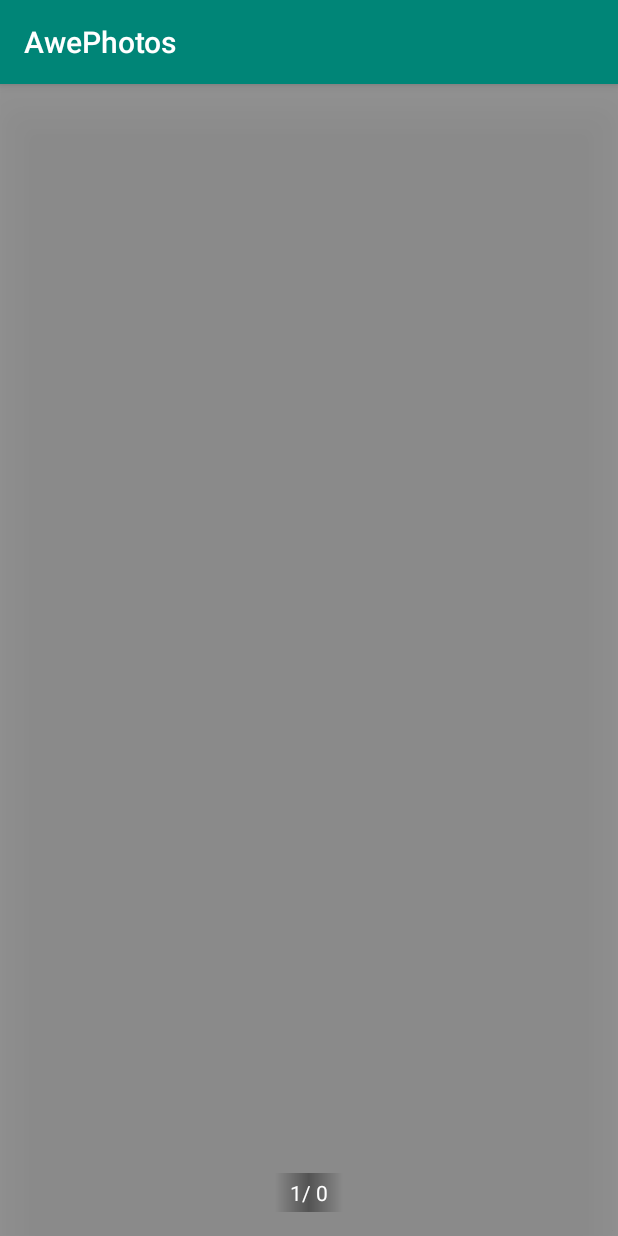
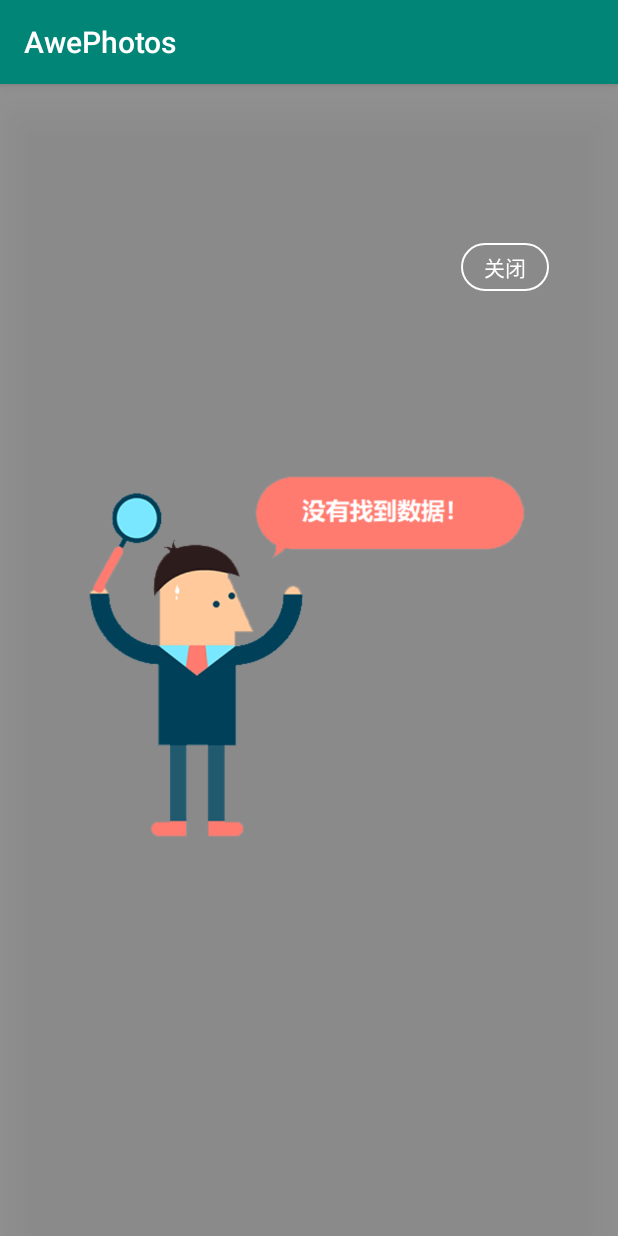
Before and after one commit to zhongwcool/AwePhotos, an Android app: the fragment SoloPagerFragment shown on its own in the app's theme, on a phone screen of 412 x 824 dp. Run offline under Robolectric (Android 15) with nearby library versions, the phone set to English and light mode, and no system bars; libraries missing offline, so code that uses them is left out: com.github.chrisbanes.photoview.

Commit message:
增加判空避免android Q的空指针异常

```diff
--- a/photos/build.gradle
+++ b/photos/build.gradle
@@ -1,13 +1,13 @@
 apply plugin: 'com.android.library'
 
 android {
-    compileSdkVersion 28
+    compileSdkVersion 29
 
     defaultConfig {
         minSdkVersion 21
-        targetSdkVersion 28
-        versionCode 108
-        versionName "0.1.8"
+        targetSdkVersion 29
+        versionCode 109
+        versionName "0.1.9"
         testInstrumentationRunner "androidx.test.runner.AndroidJUnitRunner"
     }
 
@@ -49,8 +49,8 @@ dependencies {
     implementation 'com.google.android.material:material:1.0.0'
     implementation 'androidx.legacy:legacy-support-v4:1.0.0'
     testImplementation 'junit:junit:4.12'
-    androidTestImplementation 'androidx.test:runner:1.1.1'
-    androidTestImplementation 'androidx.test.espresso:espresso-core:3.1.1'
+    androidTestImplementation 'androidx.test:runner:1.2.0'
+    androidTestImplementation 'androidx.test.espresso:espresso-core:3.2.0'
 
     implementation 'com.github.bumptech.glide:glide:4.9.0'
     annotationProcessor 'com.github.bumptech.glide:compiler:4.9.0'
--- a/photos/src/main/java/com/alex/photos/load/DataLoader.java
+++ b/photos/src/main/java/com/alex/photos/load/DataLoader.java
@@ -70,7 +70,7 @@ public class DataLoader implements LoaderManager.LoaderCallbacks<Cursor> {
     public void onLoadFinished(@NonNull Loader<Cursor> loader, Cursor cursor) {
         ArrayList<PhotoBean> albumInfoList = new ArrayList<>();//所有文件夹
 
-        while (cursor.moveToNext()) {
+        if (null != cursor) while (cursor.moveToNext()) {
             String path = cursor.getString(cursor.getColumnIndexOrThrow(MediaStore.Files.FileColumns.DATA));
             String name = cursor.getString(cursor.getColumnIndexOrThrow(MediaStore.Files.FileColumns.DISPLAY_NAME));
             long dateTime = cursor.getLong(cursor.getColumnIndexOrThrow(MediaStore.Files.FileColumns.DATE_ADDED));
--- a/photos/src/main/java/com/alex/photos/piece/GalleryFragment.java
+++ b/photos/src/main/java/com/alex/photos/piece/GalleryFragment.java
@@ -103,7 +103,7 @@ public class GalleryFragment extends Fragment implements DataLoader.LoadCallback
             return true;
         });
         mLoadingView = view.findViewById(R.id.progress);
-        mNoDataView = view.findViewById(R.id.iv_no_data);
+        mNoDataView = view.findViewById(R.id.view_no_data);
         recyclerView = view.findViewById(R.id.list);
         view.findViewById(R.id.action_close).setOnClickListener(v -> {
             if (null != getFragmentManager()) getFragmentManager().popBackStack();
--- a/photos/src/main/java/com/alex/photos/piece/SoloPagerFragment.java
+++ b/photos/src/main/java/com/alex/photos/piece/SoloPagerFragment.java
@@ -31,6 +31,9 @@ public class SoloPagerFragment extends Fragment implements DataLoader.LoadCallba
     private int mSize = 1;
     private ViewPager mViewPager;
     private TextView tvPagerIndex;
+    private View mLoadingView;
+    private View mNoDataView;
+    private View mMainView;
     private boolean isEnableShare = false;
 
     public SoloPagerFragment() {
@@ -91,6 +94,12 @@ public class SoloPagerFragment extends Fragment implements DataLoader.LoadCallba
 
         // Inflate the layout for this fragment
         tvPagerIndex = view.findViewById(R.id.tv_pager_index);
+        mLoadingView = view.findViewById(R.id.progress);
+        mNoDataView = view.findViewById(R.id.view_no_data);
+        mMainView = view.findViewById(R.id.view_main);
+        view.findViewById(R.id.action_close).setOnClickListener(v -> {
+            if (null != getFragmentManager()) getFragmentManager().popBackStack();
+        });
         mViewPager = view.findViewById(R.id.viewPager);
         mViewPager.setAdapter(mPagerAdapter);
         mViewPager.addOnPageChangeListener(new ViewPager.OnPageChangeListener() {
@@ -117,6 +126,7 @@ public class SoloPagerFragment extends Fragment implements DataLoader.LoadCallba
     @Override
     public void onStart() {
         super.onStart();
+        mLoadingView.setVisibility(View.VISIBLE);
         LoaderManager.getInstance(this).restartLoader(1, null, new DataLoader(getContext(), this));
     }
 
@@ -130,8 +140,14 @@ public class SoloPagerFragment extends Fragment implements DataLoader.LoadCallba
     @Override
     public void onData(ArrayList<PhotoBean> photos) {
         mSize = photos.size();
-        mPagerAdapter.setAdapterList(photos);
-        if (currentIndex < mSize) mViewPager.setCurrentItem(currentIndex);
-        tvPagerIndex.setText(getString(R.string.tips_pager_index, (currentIndex + 1), mSize));
+        mLoadingView.setVisibility(View.GONE);
+        if (mSize > 0) {
+            mPagerAdapter.setAdapterList(photos);
+            if (currentIndex < mSize) mViewPager.setCurrentItem(currentIndex);
+            tvPagerIndex.setText(getString(R.string.tips_pager_index, (currentIndex + 1), mSize));
+        } else {
+            mNoDataView.setVisibility(View.VISIBLE);
+            mMainView.setVisibility(View.INVISIBLE);
+        }
     }
 }
--- a/photos/src/main/res/layout-land/fragment_gallery.xml
+++ b/photos/src/main/res/layout-land/fragment_gallery.xml
@@ -34,7 +34,7 @@
             tools:listitem="@layout/item_rv_media" />
 
         <RelativeLayout
-            android:id="@+id/iv_no_data"
+            android:id="@+id/view_no_data"
             android:layout_width="match_parent"
             android:layout_height="match_parent"
             android:visibility="gone">
--- a/photos/src/main/res/layout-land/fragment_solo_pager.xml
+++ b/photos/src/main/res/layout-land/fragment_solo_pager.xml
@@ -3,11 +3,19 @@
     xmlns:tools="http://schemas.android.com/tools"
     android:layout_width="match_parent"
     android:layout_height="match_parent"
+    xmlns:app="http://schemas.android.com/apk/res-auto"
     android:background="@color/translucent"
     android:elevation="25dp"
     android:clickable="true"
     android:focusable="true"
     tools:context=".piece.SoloPagerFragment">
+
+    <ProgressBar
+        android:id="@+id/progress"
+        android:layout_width="wrap_content"
+        android:layout_height="wrap_content"
+        android:layout_gravity="center"
+        android:visibility="invisible" />
 
     <androidx.coordinatorlayout.widget.CoordinatorLayout
         android:layout_width="match_parent"
@@ -16,6 +24,11 @@
         android:paddingTop="16dp"
         android:paddingEnd="46dp"
         android:paddingBottom="16dp">
+
+        <androidx.coordinatorlayout.widget.CoordinatorLayout
+            android:id="@+id/view_main"
+            android:layout_width="match_parent"
+            android:layout_height="match_parent">
 
             <androidx.viewpager.widget.ViewPager
                 android:id="@+id/viewPager"
@@ -40,6 +53,40 @@
                     android:textColor="@color/white"
                     tools:text="1/16" />
             </LinearLayout>
+
+        </androidx.coordinatorlayout.widget.CoordinatorLayout>
+
+        <RelativeLayout
+            android:id="@+id/view_no_data"
+            android:layout_width="match_parent"
+            android:layout_height="match_parent"
+            android:visibility="gone">
+
+            <ImageView
+                android:id="@+id/anchor_main"
+                android:layout_width="match_parent"
+                android:layout_height="match_parent"
+                android:layout_gravity="center"
+                android:layout_margin="30dp"
+                app:srcCompat="@drawable/img_no_data" />
+
+            <TextView
+                android:id="@+id/action_close"
+                android:background="@drawable/bg_outline_rectangle"
+                android:layout_width="wrap_content"
+                android:layout_height="wrap_content"
+                android:layout_alignBottom="@+id/anchor_main"
+                android:layout_alignEnd="@+id/anchor_main"
+                android:layout_marginEnd="60dp"
+                android:layout_marginBottom="20dp"
+                android:paddingEnd="15dp"
+                android:paddingStart="15dp"
+                android:paddingTop="5dp"
+                android:paddingBottom="5dp"
+                android:text="关闭"
+                android:textColor="@color/white" />
+        </RelativeLayout>
+
     </androidx.coordinatorlayout.widget.CoordinatorLayout>
 
 </androidx.coordinatorlayout.widget.CoordinatorLayout>
--- a/photos/src/main/res/layout/fragment_gallery.xml
+++ b/photos/src/main/res/layout/fragment_gallery.xml
@@ -34,7 +34,7 @@
             tools:listitem="@layout/item_rv_media" />
 
         <RelativeLayout
-            android:id="@+id/iv_no_data"
+            android:id="@+id/view_no_data"
             android:layout_width="match_parent"
             android:layout_height="match_parent"
             android:visibility="gone">
--- a/photos/src/main/res/layout/fragment_solo_pager.xml
+++ b/photos/src/main/res/layout/fragment_solo_pager.xml
@@ -3,11 +3,19 @@
     xmlns:tools="http://schemas.android.com/tools"
     android:layout_width="match_parent"
     android:layout_height="match_parent"
+    xmlns:app="http://schemas.android.com/apk/res-auto"
     android:elevation="25dp"
     android:clickable="true"
     android:focusable="true"
     android:background="@color/translucent"
     tools:context=".piece.SoloPagerFragment">
+
+    <ProgressBar
+        android:id="@+id/progress"
+        android:layout_width="wrap_content"
+        android:layout_height="wrap_content"
+        android:layout_gravity="center"
+        android:visibility="invisible" />
 
     <androidx.coordinatorlayout.widget.CoordinatorLayout
         android:layout_width="match_parent"
@@ -16,6 +24,11 @@
         android:paddingEnd="16dp"
         android:paddingTop="16dp"
         android:paddingBottom="16dp">
+
+        <androidx.coordinatorlayout.widget.CoordinatorLayout
+            android:id="@+id/view_main"
+            android:layout_width="match_parent"
+            android:layout_height="match_parent">
 
             <androidx.viewpager.widget.ViewPager
                 android:id="@+id/viewPager"
@@ -41,4 +54,35 @@
             </LinearLayout>
         </androidx.coordinatorlayout.widget.CoordinatorLayout>
 
+        <RelativeLayout
+            android:id="@+id/view_no_data"
+            android:layout_width="match_parent"
+            android:layout_height="match_parent"
+            android:visibility="gone">
+
+            <ImageView
+                android:id="@+id/anchor_main"
+                android:layout_width="match_parent"
+                android:layout_height="match_parent"
+                android:layout_gravity="center"
+                android:layout_margin="30dp"
+                app:srcCompat="@drawable/img_no_data" />
+
+            <TextView
+                android:id="@+id/action_close"
+                android:layout_width="wrap_content"
+                android:layout_height="wrap_content"
+                android:background="@drawable/bg_outline_rectangle"
+                android:layout_alignTop="@+id/anchor_main"
+                android:layout_alignEnd="@+id/anchor_main"
+                android:layout_marginTop="60dp"
+                android:paddingEnd="15dp"
+                android:paddingStart="15dp"
+                android:paddingTop="5dp"
+                android:paddingBottom="5dp"
+                android:text="关闭"
+                android:textColor="@color/white" />
+        </RelativeLayout>
     </androidx.coordinatorlayout.widget.CoordinatorLayout>
+
+</androidx.coordinatorlayout.widget.CoordinatorLayout>
--- a/sample/build.gradle
+++ b/sample/build.gradle
@@ -1,11 +1,11 @@
 apply plugin: 'com.android.application'
 
 android {
-    compileSdkVersion 28
+    compileSdkVersion 29
     defaultConfig {
         applicationId "com.alex.awephotos"
         minSdkVersion 21
-        targetSdkVersion 28
+        targetSdkVersion 29
         versionCode 10000
         versionName "1.0.0"
         testInstrumentationRunner "androidx.test.runner.AndroidJUnitRunner"
@@ -28,7 +28,7 @@ dependencies {
     implementation 'androidx.constraintlayout:constraintlayout:1.1.3'
     implementation 'com.google.android.material:material:1.0.0'
     testImplementation 'junit:junit:4.12'
-    androidTestImplementation 'androidx.test:runner:1.1.1'
-    androidTestImplementation 'androidx.test.espresso:espresso-core:3.1.1'
+    androidTestImplementation 'androidx.test:runner:1.2.0'
+    androidTestImplementation 'androidx.test.espresso:espresso-core:3.2.0'
     implementation project(path: ':photos')
 }
```
Lines whose indentation alone changed are shown as unchanged.
